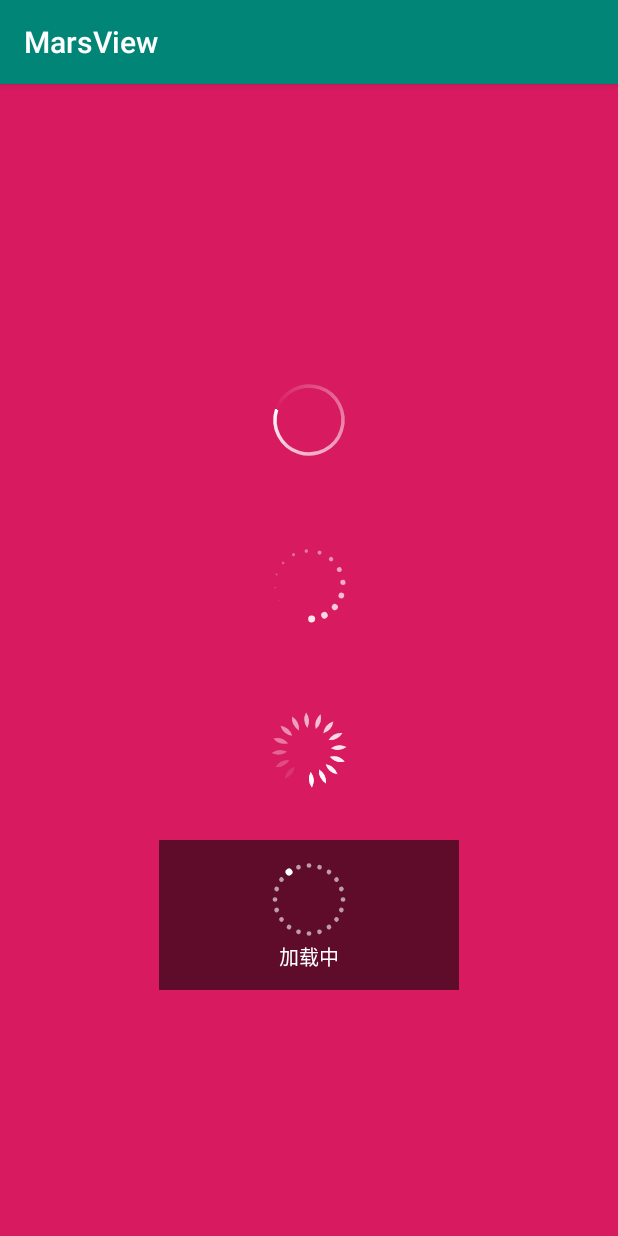
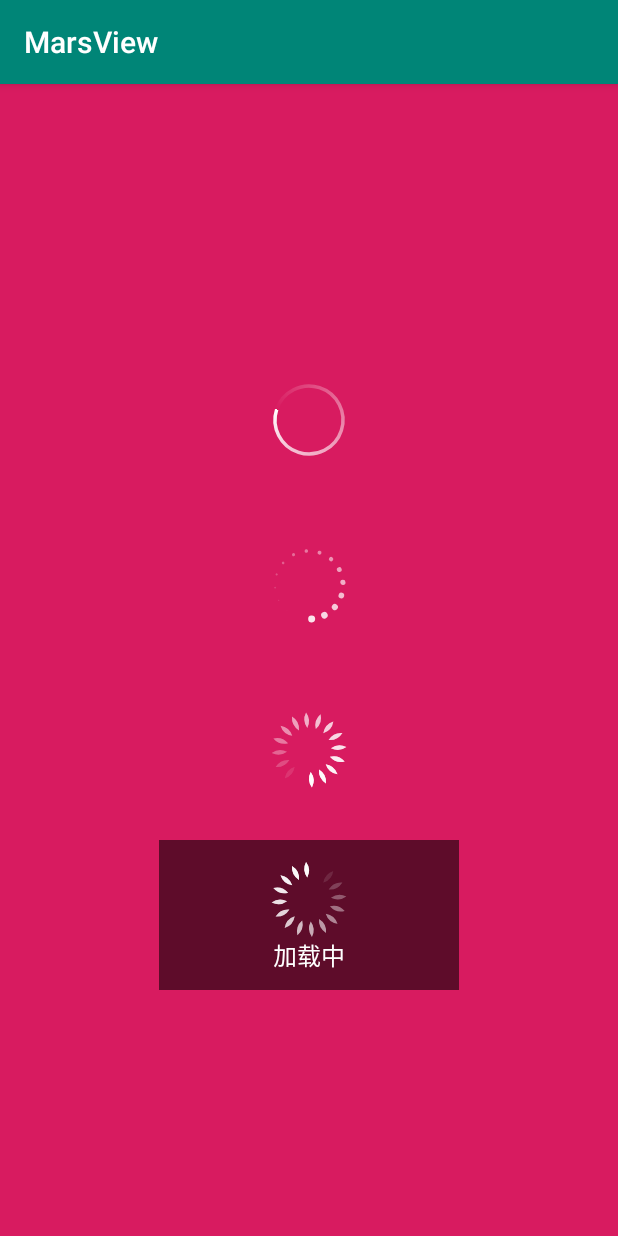
Before and after one commit to Ymars1990/MarsView, an Android app: the screen it shows after launch (MainActivity), on a phone screen of 412 x 824 dp. Run offline under Robolectric (Android 15) with nearby library versions, the phone set to English and light mode, and no system bars.

Commit message:
加载效果优化

```diff
--- a/app/src/main/java/com/mars/marsview/MainActivity.java
+++ b/app/src/main/java/com/mars/marsview/MainActivity.java
@@ -44,7 +44,7 @@ public class MainActivity extends AppCompatActivity {
                     this.sendEmptyMessageDelayed(0x01, 4000);
                     break;
                 case 0x01:
-                    activity.loadingView.setStyle(LoadingStyle.StyleType.DOT);
+                    activity.loadingView.setStyle(LoadingStyle.StyleType.PILLAR);
                     activity.loadingView.setStatus("加载成功!", LoadingStatus.StatusType.SUCCESS);
                     this.sendEmptyMessageDelayed(0x02, 1500);
                     break;
@@ -53,7 +53,7 @@ public class MainActivity extends AppCompatActivity {
                     this.sendEmptyMessageDelayed(0x03, 4000);
                     break;
                 case 0x03:
-                    activity.loadingView.setStyle(LoadingStyle.StyleType.PILLAR);
+                    activity.loadingView.setStyle(LoadingStyle.StyleType.DOT);
                     activity.loadingView.setStatus("加载失败!", LoadingStatus.StatusType.FAILED);
                     this.sendEmptyMessageDelayed(0x04, 1500);
                     break;
--- a/component/src/main/java/com/mars/component/view/loading/MutiLoadingView.java
+++ b/component/src/main/java/com/mars/component/view/loading/MutiLoadingView.java
@@ -3,8 +3,8 @@ package com.mars.component.view.loading;
 import android.content.Context;
 import android.content.res.TypedArray;
 import android.graphics.Canvas;
-import android.graphics.Color;
 import android.graphics.Paint;
+import android.graphics.Path;
 import android.graphics.PorterDuff;
 import android.graphics.PorterDuffXfermode;
 import android.graphics.Rect;
@@ -44,7 +44,7 @@ public class MutiLoadingView extends View {
     private final float DEFAULT_LOADING_LOADINGWIDTH = DEFAULT_WIDTH / 2;
     private final float DEFAULT_LOADING_LOADINGHEIGHT = DEFAULT_HEIGHT / 2;
     private final String DEFAULT_LOADING_LOADINGTEXT = "加载中";
-    private final float DEFAULT_LOADING_LOADINGTEXT_SIZE = 20f;
+    private final float DEFAULT_LOADING_LOADINGTEXT_SIZE = 24f;
 
     private final int[] CIRCLELOADING_BG = new int[]{0x00FFFFFF, 0x33FFFFFF, 0x66FFFFFF, 0x99FFFFFF, 0xBBFFFFFF, 0xFFFFFFFF};
     private SweepGradient loadingSweepGradient;
@@ -71,6 +71,7 @@ public class MutiLoadingView extends View {
     private Paint txtPaint;
     private Rect rect;
     private MyHandler myHandler;
+    private Path path;
 
     private float cx = width / 2f;
     private float cy = height / 2f;
@@ -200,19 +201,34 @@ public class MutiLoadingView extends View {
             switch (style) {
                 case 1:
                     mPaint.setStrokeWidth(ptWidth);
-                    for (int i = 0; i < 20; i++) {
-                        mPaint.setColor(rotate / 18 == i ? loading_color : loading_color & 0x99FFFFFF);
-                        canvas.rotate(18, cx, cy - offsetY);
-                        canvas.drawCircle(cx, cy - offsetY - (radius), ptWidth / (rotate / 18 == i ? 1f : 1.5f), mPaint);
+                    mPaint.setColor(loading_color);
+                    canvas.rotate(rotate, cx, cy - offsetY);
+                    for (int i = 0; i < 16; i++) {
+                        canvas.save();
+                        mPaint.setAlpha(15 * i);
+                        canvas.rotate(360f / 16f * (i), cx, cy - offsetY);
+                        canvas.drawCircle(cx, cy - offsetY - (radius), ptWidth * (i + 1) / 16, mPaint);
+                        canvas.restore();
                     }
                     break;
                 case 2:
-                    for (int i = 0; i < 20; i++) {
-                        mPaint.setColor(rotate / 18 == i ? loading_color : loading_color & 0x99FFFFFF);
-                        mPaint.setStrokeWidth(ptWidth / (rotate / 18 == i ? 0.5f : 1f));
-                        canvas.rotate(18, cx, cy - offsetY);
-                        canvas.drawLine(cx, cy - offsetY - Math.min(width, height) / 4 + dip2px(7),
-                                cx, cy - offsetY - Math.min(width, height) / 4, mPaint);
+                    mPaint.setColor(loading_color);
+                    mPaint.setStyle(Paint.Style.FILL);
+                    mPaint.setStrokeWidth(ptWidth);
+                    canvas.rotate(rotate, cx, cy - offsetY);
+                    path = new Path();
+                    for (int i = 0; i < 16; i++) {
+                        canvas.save();
+                        mPaint.setStrokeWidth(ptWidth);
+                        mPaint.setAlpha(15 * i);
+                        canvas.rotate(360f / 16f * (i), cx, cy - offsetY);
+                        path.moveTo(cx, cy - offsetY - Math.min(width, height) / 4);
+                        path.quadTo(cx + dip2px(6) / 2, cy - offsetY - Math.min(width, height) / 4 + dip2px(10) / 2f, cx, cy - offsetY - Math.min(width, height) / 4 + dip2px(10));
+                        canvas.drawPath(path, mPaint);
+                        path.moveTo(cx, cy - offsetY - Math.min(width, height) / 4);
+                        path.quadTo(cx - dip2px(6) / 2, cy - offsetY - Math.min(width, height) / 4 + dip2px(10) / 2f, cx, cy - offsetY - Math.min(width, height) / 4 + dip2px(10));
+                        canvas.drawPath(path, mPaint);
+                        canvas.restore();
                     }
                     break;
                 case 0:
@@ -226,7 +242,6 @@ public class MutiLoadingView extends View {
                     break;
             }
         } else if (show_status == LoadingStatus.StatusType.DISMISS.getStyleValue()) {
-            canvas.drawColor(bg, PorterDuff.Mode.CLEAR);
         } else {
             Log.e(TAG, "rotate:" + rotate);
             if (myHandler != null && rotate == 360) {
@@ -260,8 +275,6 @@ public class MutiLoadingView extends View {
                 }
             }
         }
-        canvas.save();
-
     }
 
     /**
@@ -350,7 +363,6 @@ public class MutiLoadingView extends View {
             myHandler.sendEmptyMessage(0x02);
         } else if (show_status == LoadingStatus.StatusType.DISMISS.getStyleValue()) {
             Log.e(TAG, "无状态");
-            show_status = 0;
             postInvalidate();
         } else {
             rotate = 0;
@@ -392,7 +404,7 @@ public class MutiLoadingView extends View {
                     }
                     view.invalidate();
                     Log.e(TAG, "通知重绘");
-                    this.sendEmptyMessageDelayed(0x01, 80);
+                    this.sendEmptyMessageDelayed(0x01, 50);
                     break;
                 case 0x02:
                     this.sendEmptyMessageDelayed(0x01, 100);
```
